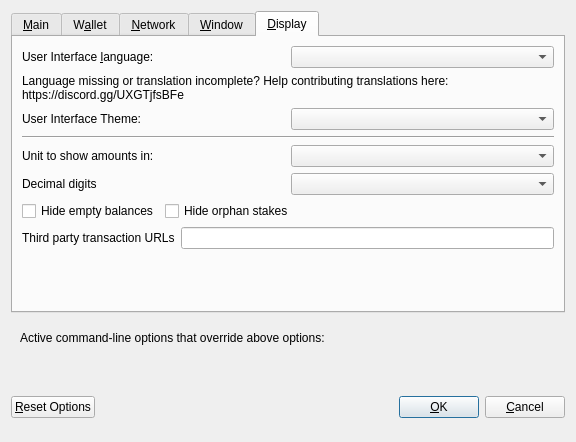
The window that src/qt/forms/optionsdialog.ui (Cryptosharescoin/shares) describes before a commit, drawn with Qt 5.
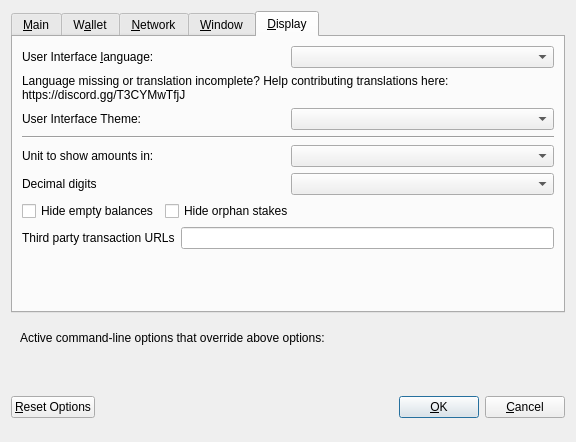
The same window after the commit. The open tabs and pages were chosen to show the change. Custom widgets are drawn as their Qt base class.

Commit message: Update discord link

```diff
--- a/src/qt/forms/optionsdialog.ui
+++ b/src/qt/forms/optionsdialog.ui
@@ -533,7 +533,7 @@
          </property>
          <property name="text">
           <string>Language missing or translation incomplete? Help contributing translations here:
-https://discord.gg/UXGTjfsBFe</string>
+https://discord.gg/T3CYMwTfjJ</string>
          </property>
          <property name="wordWrap">
           <bool>true</bool>
```
The commit also changes 9 other files.
